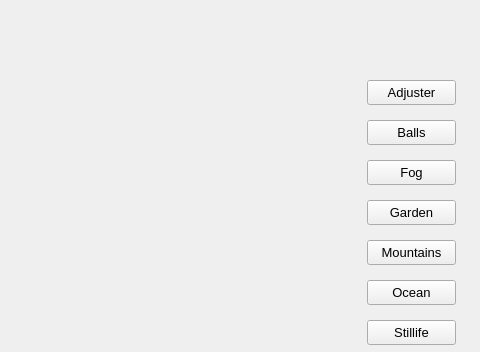
Above: src/contrastenhancement.ui from jegerud/Sciprog2020project before the change; both pictures show x 383 to 863 and y 0 to 352 of the 863 by 483 pixel window. Below: the same form after it.
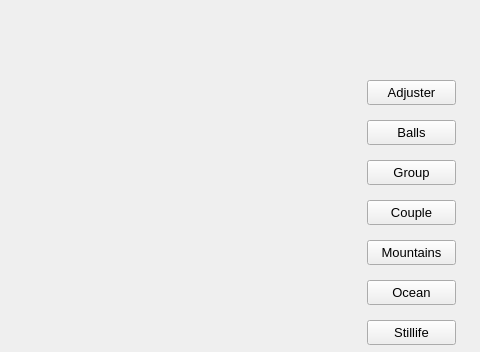
That is the form after the change. Custom widgets are drawn as their Qt base class.

Commit message: Småfiks

```diff
--- a/src/contrastenhancement.ui
+++ b/src/contrastenhancement.ui
@@ -46,7 +46,7 @@
     </font>
    </property>
    <property name="text">
-    <string>Garden</string>
+    <string>Couple</string>
    </property>
   </widget>
   <widget class="QPushButton" name="ocean">
@@ -278,7 +278,7 @@
     </font>
    </property>
    <property name="text">
-    <string>Fog</string>
+    <string>Group</string>
    </property>
   </widget>
   <widget class="QPushButton" name="trees">
```
Left out of the diff: 4 changed lines with no effect on the pictures.
